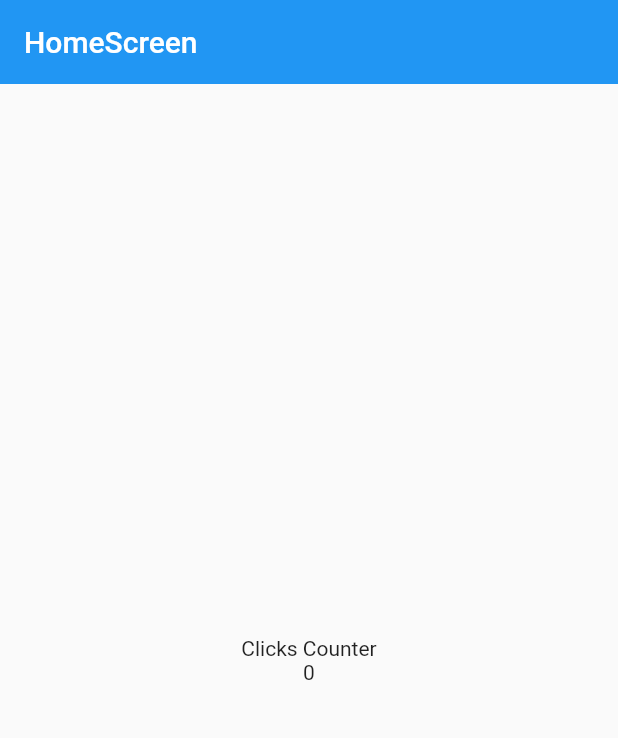
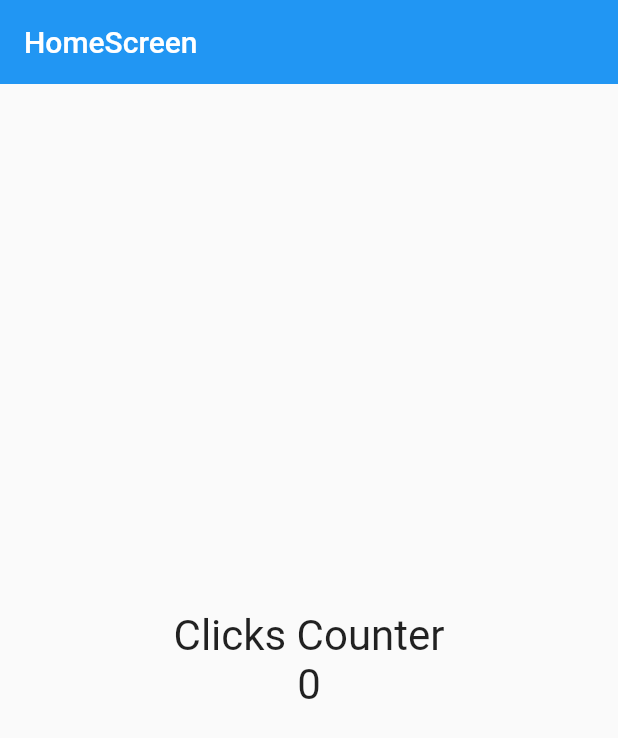
Before and after one commit to crisman9211/flutter-counter, a Flutter app: the screen it shows after launch, on a phone screen of 412 x 824 dp. Shown: the top 738 px of the screen. Run offline on Flutter 3.47's test engine with Material 2 defaults, Android fonts, the phone set to English and light mode, and no system bars.

Commit message:
feat. add textStyle

```diff
--- a/lib/screens/home_screen.dart
+++ b/lib/screens/home_screen.dart
@@ -5,6 +5,8 @@ class HomeScreen extends StatelessWidget {
 
   @override
   Widget build(BuildContext context) {
+    const fontSize = TextStyle(fontSize: 28);
+
     return Scaffold(
       appBar: AppBar(
         title: const Text('HomeScreen'),
@@ -14,8 +16,8 @@ class HomeScreen extends StatelessWidget {
         child: Column(
           mainAxisAlignment: MainAxisAlignment.center,
           children: const <Widget>[
-            Text('Clicks Counter'),
-            Text('0'),
+            Text('Clicks Counter', style: fontSize),
+            Text('0', style: fontSize),
           ],
         ),
       ),
```
